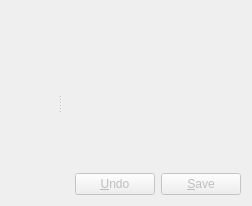
Above: src/manager/walletwidget.ui from KDE/kwalletmanager before the change. Below: the same form after it.
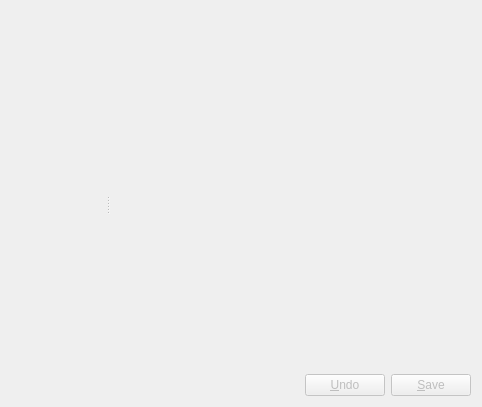
That is the form after the change. Custom widgets are drawn as their Qt base class.

Commit message: Set the focus to the search line to reduce click count

The edit to the form file:
```diff
--- a/src/manager/walletwidget.ui
+++ b/src/manager/walletwidget.ui
@@ -6,8 +6,8 @@
    <rect>
     <x>0</x>
     <y>0</y>
-    <width>252</width>
-    <height>203</height>
+    <width>482</width>
+    <height>407</height>
    </rect>
   </property>
   <property name="sizePolicy">
```
The commit also changes 2 other files.
